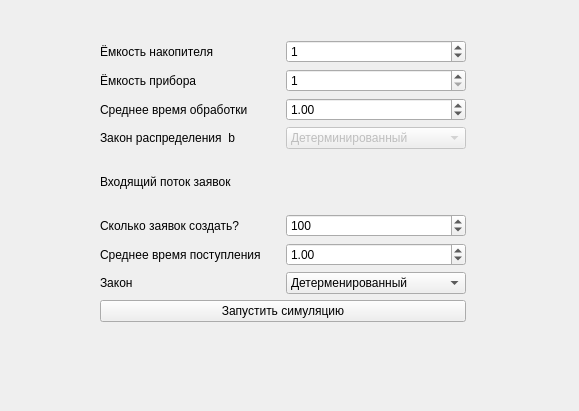
Qt form gui/generalparametrs.ui (semitro/Particle-system) before a commit.
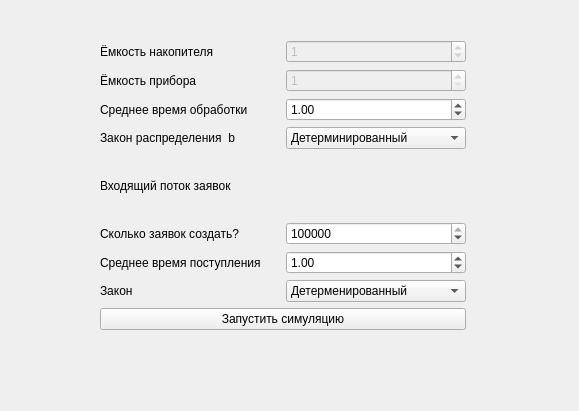
The same form after that commit.

The edit to the form file:
```diff
--- a/gui/generalparametrs.ui
+++ b/gui/generalparametrs.ui
@@ -26,13 +26,13 @@
    <string>DockWidget</string>
   </property>
   <widget class="QWidget" name="dockWidgetContents">
-   <widget class="QWidget" name="">
+   <widget class="QWidget" name="layoutWidget">
     <property name="geometry">
      <rect>
       <x>100</x>
       <y>40</y>
       <width>366</width>
-      <height>282</height>
+      <height>290</height>
      </rect>
     </property>
     <layout class="QVBoxLayout" name="verticalLayout_3">
@@ -49,6 +49,9 @@
          </item>
          <item>
           <widget class="QSpinBox" name="facility_size">
+           <property name="enabled">
+            <bool>false</bool>
+           </property>
            <property name="maximum">
             <number>10000000</number>
            </property>
@@ -70,6 +73,9 @@
          </item>
          <item>
           <widget class="QSpinBox" name="queue_size">
+           <property name="enabled">
+            <bool>false</bool>
+           </property>
            <property name="minimum">
             <number>1</number>
            </property>
@@ -116,7 +122,7 @@
          <item>
           <widget class="QComboBox" name="facility_law">
            <property name="enabled">
-            <bool>false</bool>
+            <bool>true</bool>
            </property>
            <property name="currentIndex">
             <number>0</number>
@@ -170,7 +176,7 @@
             <number>10</number>
            </property>
            <property name="value">
-            <number>100</number>
+            <number>100000</number>
            </property>
           </widget>
          </item>
```
